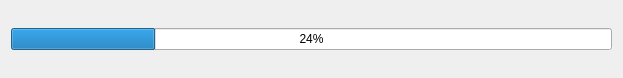
Before: the Qt Designer form Huangpu/Syn_UpdateFirmwareProcessDlg.ui in fanmuzhi/huangpu, drawn with Qt 5.
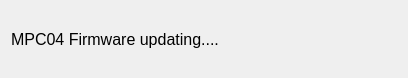
After: the same form once the commit is applied.

Commit message: fix Update FW GUI issue

What changed in the file:
```diff
--- a/Huangpu/Syn_UpdateFirmwareProcessDlg.ui
+++ b/Huangpu/Syn_UpdateFirmwareProcessDlg.ui
@@ -9,7 +9,7 @@
    <rect>
     <x>0</x>
     <y>0</y>
-    <width>623</width>
+    <width>408</width>
     <height>78</height>
    </rect>
   </property>
@@ -20,9 +20,17 @@
    <item>
     <layout class="QVBoxLayout" name="verticalLayout_2">
      <item>
-      <widget class="QProgressBar" name="progressBar">
-       <property name="value">
-        <number>24</number>
+      <widget class="QLabel" name="labelInfo">
+       <property name="font">
+        <font>
+         <family>Segoe UI</family>
+         <pointsize>12</pointsize>
+         <weight>50</weight>
+         <bold>false</bold>
+        </font>
+       </property>
+       <property name="text">
+        <string>MPC04 Firmware updating....</string>
        </property>
       </widget>
      </item>
```
Left out of the diff: 2 changed lines with no effect on the pictures. The commit also changes 5 other files.
